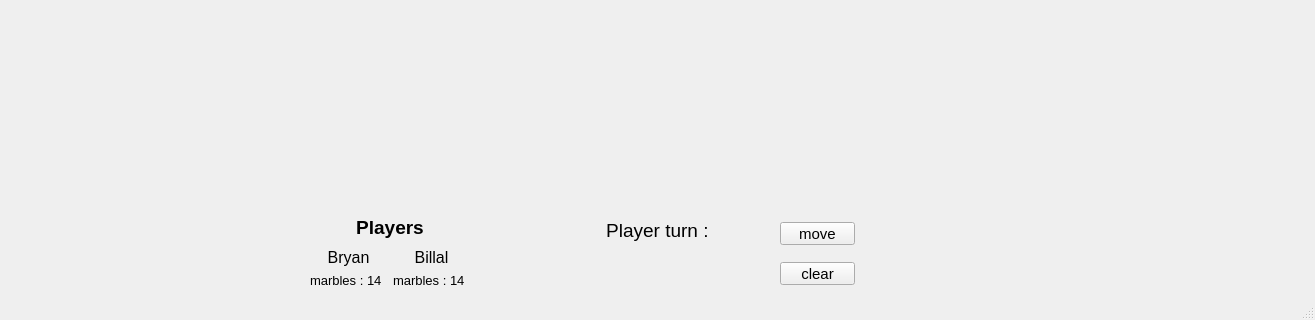
Above: Abalone/src/gui/mainwindow.ui from Bryan-Gregoire/Abalone before the change; both pictures show x 0 to 1315 and y 477 to 797 of the 1315 by 797 pixel window. Below: the same form after it.
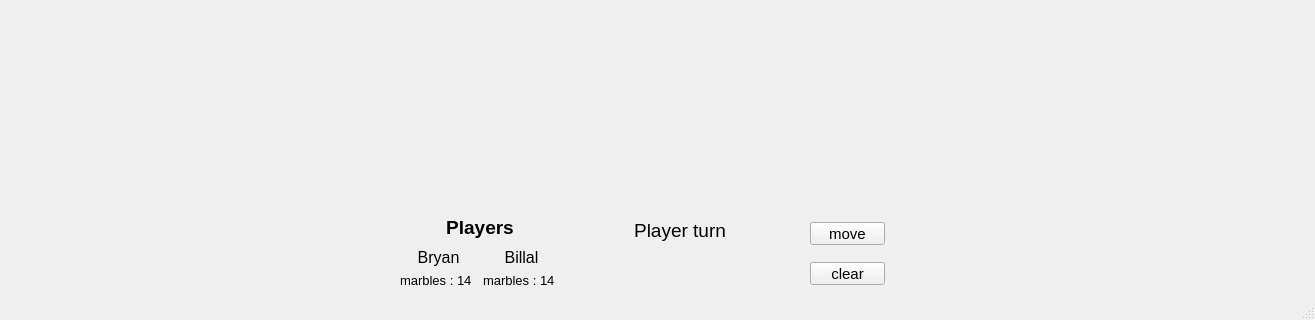
That is the form after the change.

Commit message: check game status and show winner

Diff of the .ui file:
```diff
--- a/Abalone/src/gui/mainwindow.ui
+++ b/Abalone/src/gui/mainwindow.ui
@@ -17,7 +17,7 @@
    <widget class="QWidget" name="verticalLayoutWidget_3">
     <property name="geometry">
      <rect>
-      <x>310</x>
+      <x>400</x>
       <y>670</y>
       <width>160</width>
       <height>76</height>
@@ -147,7 +147,7 @@
    <widget class="QWidget" name="verticalLayoutWidget_2">
     <property name="geometry">
      <rect>
-      <x>580</x>
+      <x>600</x>
       <y>670</y>
       <width>160</width>
       <height>80</height>
@@ -162,7 +162,7 @@
         </font>
        </property>
        <property name="text">
-        <string>Player turn : </string>
+        <string>Player turn</string>
        </property>
        <property name="alignment">
         <set>Qt::AlignCenter</set>
@@ -189,7 +189,7 @@
    <widget class="QPushButton" name="moveButton">
     <property name="geometry">
      <rect>
-      <x>780</x>
+      <x>810</x>
       <y>680</y>
       <width>75</width>
       <height>23</height>
@@ -207,7 +207,7 @@
    <widget class="QLabel" name="abaPro">
     <property name="geometry">
      <rect>
-      <x>890</x>
+      <x>930</x>
       <y>680</y>
       <width>301</width>
       <height>21</height>
@@ -225,20 +225,34 @@
    <widget class="QLabel" name="winner">
     <property name="geometry">
      <rect>
-      <x>950</x>
-      <y>730</y>
-      <width>131</width>
-      <height>16</height>
+      <x>80</x>
+      <y>680</y>
+      <width>281</width>
+      <height>41</height>
      </rect>
     </property>
+    <property name="font">
+     <font>
+      <pointsize>15</pointsize>
+      <weight>75</weight>
+      <italic>false</italic>
+      <bold>true</bold>
+      <underline>true</underline>
+      <stylestrategy>PreferDefault</stylestrategy>
+      <kerning>true</kerning>
+     </font>
+    </property>
     <property name="text">
      <string/>
     </property>
+    <property name="alignment">
+     <set>Qt::AlignCenter</set>
+    </property>
    </widget>
    <widget class="QPushButton" name="clearSelect">
     <property name="geometry">
      <rect>
-      <x>780</x>
+      <x>810</x>
       <y>720</y>
       <width>75</width>
       <height>23</height>
```
The commit also changes 2 other files.
